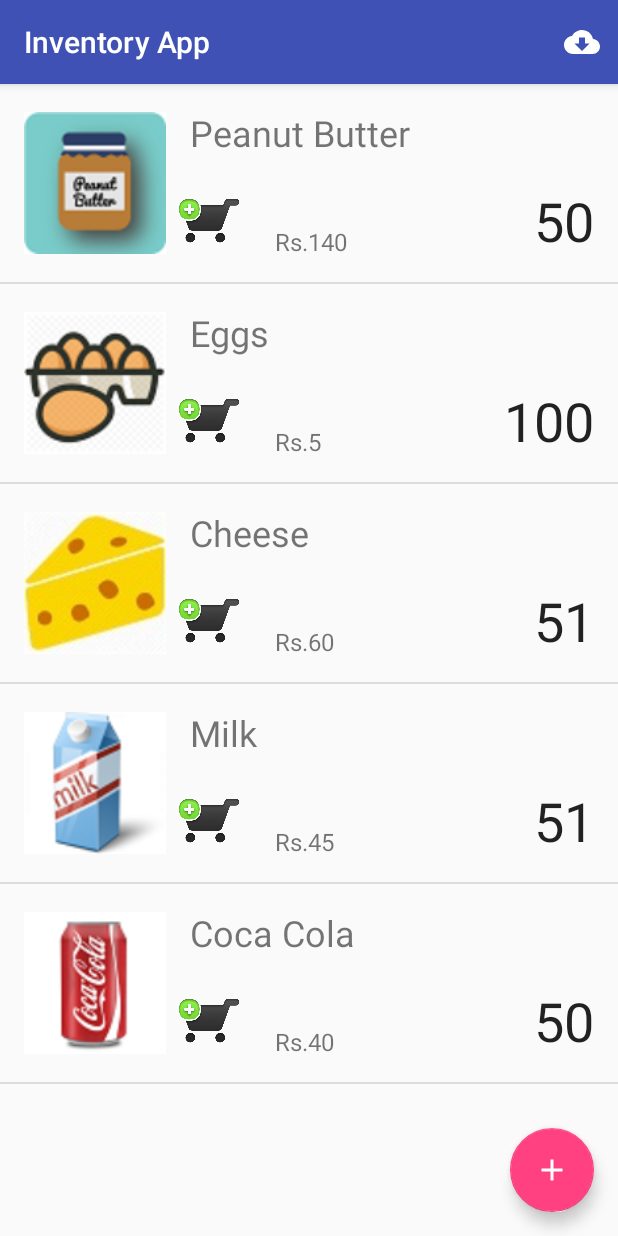
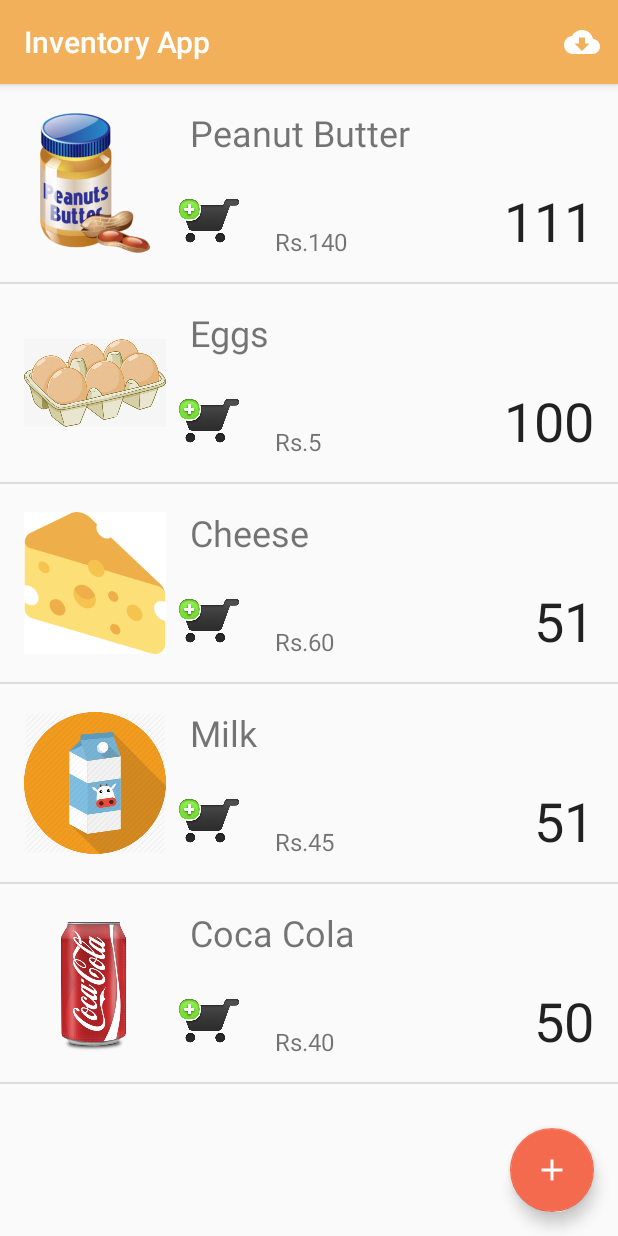
Before and after one commit to kartik-soni/Inventory-App, an Android app: the screen it shows after launch (MainActivity), after a tap on "Insert dummy data", on a phone screen of 412 x 824 dp. Run offline under Robolectric (Android 15) with nearby library versions, the phone set to English and light mode, and no system bars.

Commit message:
images updated

```diff
--- a/app/src/main/java/com/example/kartik/inventoryapp/MainActivity.java
+++ b/app/src/main/java/com/example/kartik/inventoryapp/MainActivity.java
@@ -101,7 +101,7 @@ public class MainActivity extends AppCompatActivity {
         StockProvider peanutButter = new StockProvider(
                 "Peanut Butter",
                 "Rs.140",
-                50,
+                111,
                 "Pintola Foods Co.",
                 "+91 5123456789",
                 "android.resource://com.example.kartik.inventoryapp/drawable/peanut_butter");
--- a/app/src/main/res/values/colors.xml
+++ b/app/src/main/res/values/colors.xml
@@ -1,6 +1,7 @@
 <?xml version="1.0" encoding="utf-8"?>
+
 <resources>
-    <color name="colorPrimary">#3F51B5</color>
-    <color name="colorPrimaryDark">#303F9F</color>
-    <color name="colorAccent">#FF4081</color>
+    <color name="colorPrimary">#f3b05a</color>
+    <color name="colorPrimaryDark">#f4874b</color>
+    <color name="colorAccent">#f46a4e</color>
 </resources>
```
Also changed, not shown: app/src/main/res/drawable/cheese.jpg, app/src/main/res/drawable/cola.png, app/src/main/res/drawable/eggs.png, app/src/main/res/drawable/milk.png, app/src/main/res/drawable/peanut_butter.png.
